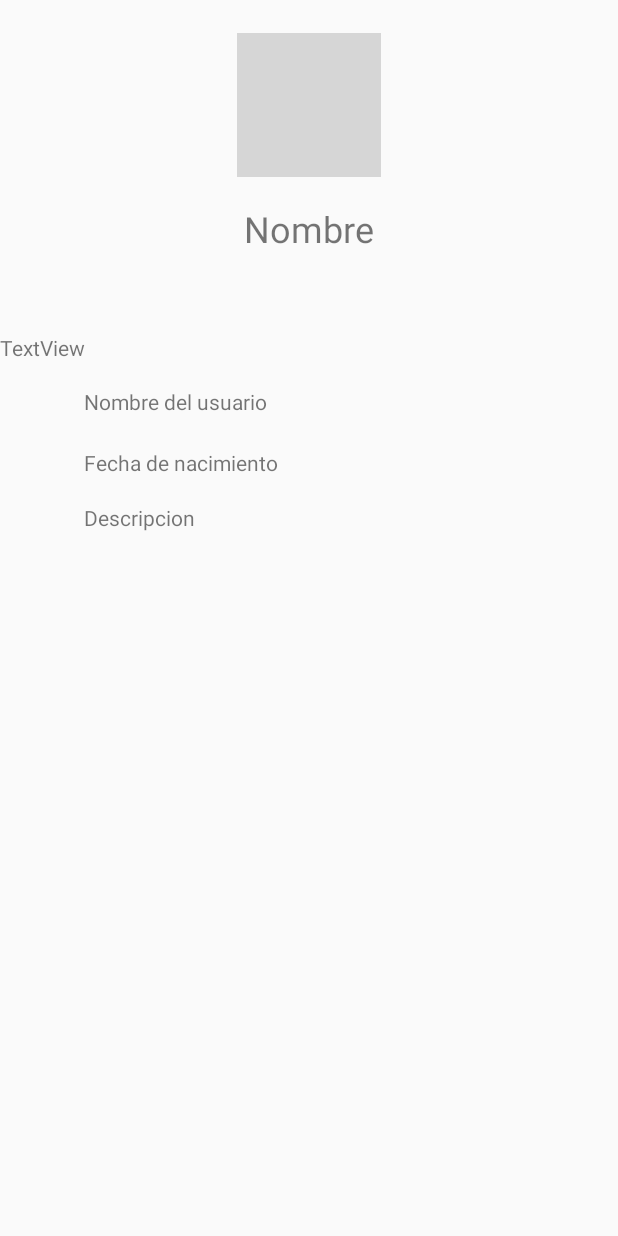
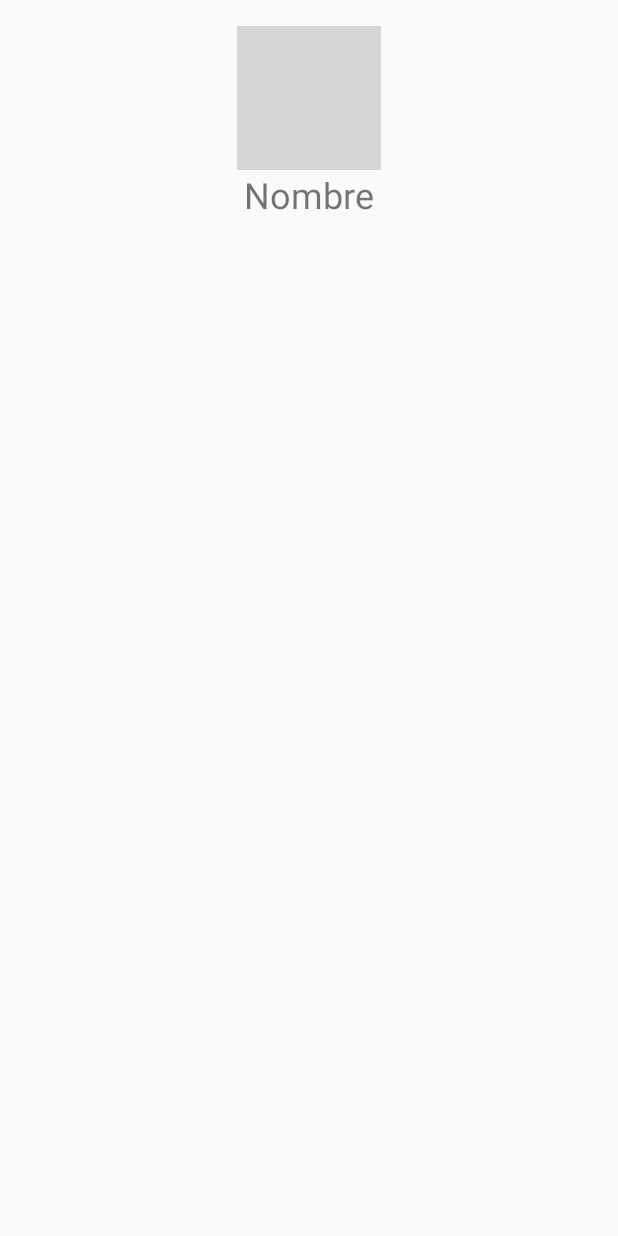
Before and after one commit to yescel/COVIS-A, an Android app: the layout perfil.xml on its own in the app's theme, with its tools: preview values and no code run, on a phone screen of 412 x 824 dp. Run offline under Robolectric (Android 15) with nearby library versions, the phone set to English and light mode, and no system bars; grey boxes are pictures that could not be loaded.

```diff
--- a/app/src/main/java/com/tallerandroid/covis_a/DashboardActivity.java
+++ b/app/src/main/java/com/tallerandroid/covis_a/DashboardActivity.java
@@ -1,11 +1,8 @@
 package com.tallerandroid.covis_a;
 
-import android.content.Intent;
+import android.os.Bundle;
 import android.support.v7.app.AppCompatActivity;
-import android.os.Bundle;
 import android.view.Menu;
-import android.view.MenuItem;
-import android.widget.ImageView;
 import android.widget.ListView;
 
 import java.util.ArrayList;
@@ -14,7 +11,7 @@ public class DashboardActivity extends AppCompatActivity {
     ListView lvPublicaciones;
     AdaptadorLista adaptadorLista;
     ArrayList<Publicacion> publiciones;
-    Publicacion p;
+    Publicacion p, p1, p3;
 
     @Override
     protected void onCreate(Bundle savedInstanceState) {
@@ -26,15 +23,24 @@ public class DashboardActivity extends AppCompatActivity {
         p.setUsuario("Yessica");
         p.setProyecto("Reforestacion laguito");
         p.setDescripcion("Plantaremos arboles en las instalaciones del laguito, apuntense! ;)");
+        publiciones.add(p);
 
-        publiciones.add(p);
+        p1 = new Publicacion();
+        p1.setUsuario("Scarleth");
+        p1.setProyecto("Adopcion de arboles");
+        p1.setDescripcion("Publica las plantas que no caben en tu casa :3");
+        publiciones.add(p1);
+
+        p3 = new Publicacion();
+        p3.setUsuario("Eric");
+        p3.setProyecto("Reporte de animales");
+        p3.setDescripcion("Reporte de perritos perdidos :( ");
+        publiciones.add(p3);
 
         lvPublicaciones = (ListView) findViewById(R.id.lvPublicaciones);
         adaptadorLista = new AdaptadorLista(this, publiciones);
 
         lvPublicaciones.setAdapter(adaptadorLista);
-
-
 
     }
 
@@ -44,19 +50,4 @@ public class DashboardActivity extends AppCompatActivity {
 
         return true;
     }
-
-    public boolean onOptionsItemSelected(MenuItem item) {
-        // Handle action bar item clicks here. The action bar will
-        // automatically handle clicks on the Home/Up button, so long
-        // as you specify a parent activity in AndroidManifest.xml.
-        int id = item.getItemId();//obtenemos el id del item que le dimos clic en la barra de menu
-
-        //noinspection SimplifiableIfStatement
-        if (id == R.id.Perfil) { //podemos hacer un switch o varios activity
-            Intent intent = new Intent(DashboardActivity.this, PerfilActivity.class);
-            startActivity(intent);
-        }
-
-        return super.onOptionsItemSelected(item);
-    }
 }
--- a/app/src/main/java/com/tallerandroid/covis_a/PerfilActivity.java
+++ b/app/src/main/java/com/tallerandroid/covis_a/PerfilActivity.java
@@ -1,7 +1,6 @@
 package com.tallerandroid.covis_a;
 
 import android.os.Bundle;
-import android.support.annotation.Nullable;
 import android.support.v7.app.AppCompatActivity;
 
 /**
@@ -10,7 +9,7 @@ import android.support.v7.app.AppCompatActivity;
 
 public class PerfilActivity extends AppCompatActivity {
     @Override
-    protected void onCreate(@Nullable Bundle savedInstanceState) {
+    protected void onCreate(Bundle savedInstanceState) {
         super.onCreate(savedInstanceState);
         setContentView(R.layout.perfil);
     }
--- a/app/src/main/res/layout/perfil.xml
+++ b/app/src/main/res/layout/perfil.xml
@@ -1,40 +1,37 @@
 <?xml version="1.0" encoding="utf-8"?>
 <RelativeLayout xmlns:android="http://schemas.android.com/apk/res/android"
     xmlns:app="http://schemas.android.com/apk/res-auto"
-    xmlns:tools="http://schemas.android.com/tools"
-    android:layout_width="match_parent" android:layout_height="match_parent">
+    android:layout_width="match_parent"
+    android:layout_height="match_parent">
+
+    <RelativeLayout
+        android:layout_width="match_parent"
+        android:layout_height="match_parent"
+        android:layout_alignParentLeft="true"
+        android:layout_alignParentStart="true"
+        android:layout_alignParentTop="true">
 
         <ImageView
+            android:id="@+id/imagen"
             android:layout_width="wrap_content"
             android:layout_height="wrap_content"
-        app:srcCompat="@mipmap/usuariosman"
-        android:layout_marginTop="22dp"
-        android:id="@+id/imagen"
+            android:layout_alignParentTop="true"
+            android:layout_centerHorizontal="true"
+            android:layout_marginTop="17dp"
+            android:adjustViewBounds="true"
             android:contentDescription=""
+            android:cropToPadding="true"
             android:scaleType="center"
-        android:adjustViewBounds="true"
-        android:cropToPadding="true"
-        android:layout_alignParentTop="true"
-        android:layout_centerHorizontal="true" />
-
-    <TextView
-        android:text="Nombre"
-        android:layout_width="wrap_content"
-        android:layout_height="wrap_content"
-        android:layout_marginTop="18dp"
-        android:id="@+id/txtName"
-        android:textSize="24sp"
-        android:layout_below="@+id/imagen"
-        android:layout_centerHorizontal="true" />
+            app:srcCompat="@mipmap/userman" />
 
         <LinearLayout
-        android:orientation="horizontal"
+            android:id="@+id/linearLayout"
             android:layout_width="match_parent"
             android:layout_height="match_parent"
-        android:layout_below="@+id/txtName"
-        android:layout_alignParentLeft="true"
-        android:layout_alignParentStart="true"
-        android:layout_marginTop="24dp">
+            android:layout_alignParentTop="true"
+            android:layout_centerHorizontal="true"
+            android:layout_marginTop="200dp"
+            android:orientation="horizontal">
 
             <TabHost
                 android:layout_width="match_parent"
@@ -48,7 +45,10 @@
                     <TabWidget
                         android:id="@android:id/tabs"
                         android:layout_width="match_parent"
-                    android:layout_height="29dp" />
+                        android:layout_height="wrap_content"
+                        android:orientation="horizontal"
+                        android:overScrollMode="always"
+                        android:scrollbarStyle="insideOverlay" />
 
                     <FrameLayout
                         android:id="@android:id/tabcontent"
@@ -56,47 +56,11 @@
                         android:layout_height="match_parent">
 
                         <LinearLayout
-                        android:id="@+id/Informacion"
+                            android:id="@+id/Personal"
                             android:layout_width="match_parent"
                             android:layout_height="match_parent"
                             android:orientation="vertical">
 
-                        <RelativeLayout
-                            android:layout_width="match_parent"
-                            android:layout_height="match_parent">
-
-                            <TextView
-                                android:text="Nombre del usuario"
-                                android:layout_width="wrap_content"
-                                android:layout_height="wrap_content"
-                                android:layout_marginTop="36dp"
-                                android:layout_marginLeft="56dp"
-                                android:layout_marginStart="56dp"
-                                android:layout_alignParentTop="true"
-                                android:layout_alignParentLeft="true"
-                                android:layout_alignParentStart="true"
-                                android:id="@+id/txtnom" />
-
-                            <TextView
-                                android:text="Fecha de nacimiento"
-                                android:layout_width="wrap_content"
-                                android:layout_height="wrap_content"
-                                android:layout_below="@+id/txtnom"
-                                android:layout_alignLeft="@+id/txtnom"
-                                android:layout_alignStart="@+id/txtnom"
-                                android:layout_marginTop="21dp"
-                                android:id="@+id/textView2" />
-
-                            <TextView
-                                android:text="Descripcion"
-                                android:layout_width="wrap_content"
-                                android:layout_height="wrap_content"
-                                android:layout_below="@+id/textView2"
-                                android:layout_alignLeft="@+id/textView2"
-                                android:layout_alignStart="@+id/textView2"
-                                android:layout_marginTop="17dp"
-                                android:id="@+id/textView3" />
-                        </RelativeLayout>
                         </LinearLayout>
 
                         <LinearLayout
@@ -104,17 +68,6 @@
                             android:layout_width="match_parent"
                             android:layout_height="match_parent"
                             android:orientation="vertical">
-
-                        <RelativeLayout
-                            android:layout_width="match_parent"
-                            android:layout_height="match_parent">
-
-                            <TextView
-                                android:text="TextView"
-                                android:layout_width="match_parent"
-                                android:layout_height="wrap_content"
-                                android:id="@+id/textView4" />
-                        </RelativeLayout>
 
                         </LinearLayout>
 
@@ -130,4 +83,16 @@
             </TabHost>
         </LinearLayout>
 
+        <TextView
+            android:id="@+id/txtName"
+            android:layout_width="wrap_content"
+            android:layout_height="wrap_content"
+            android:layout_below="@+id/imagen"
+            android:layout_centerHorizontal="true"
+            android:text="Nombre"
+            android:textSize="24sp" />
+
+
     </RelativeLayout>
+
+</RelativeLayout>
```
Lines whose indentation alone changed are shown as unchanged.
